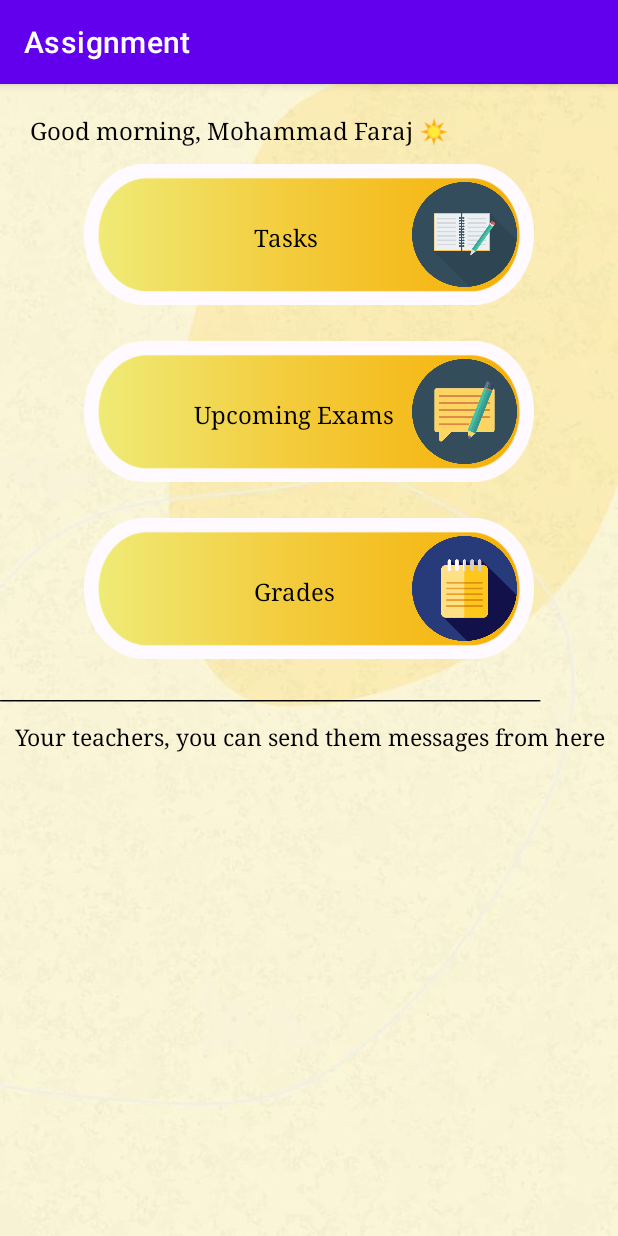
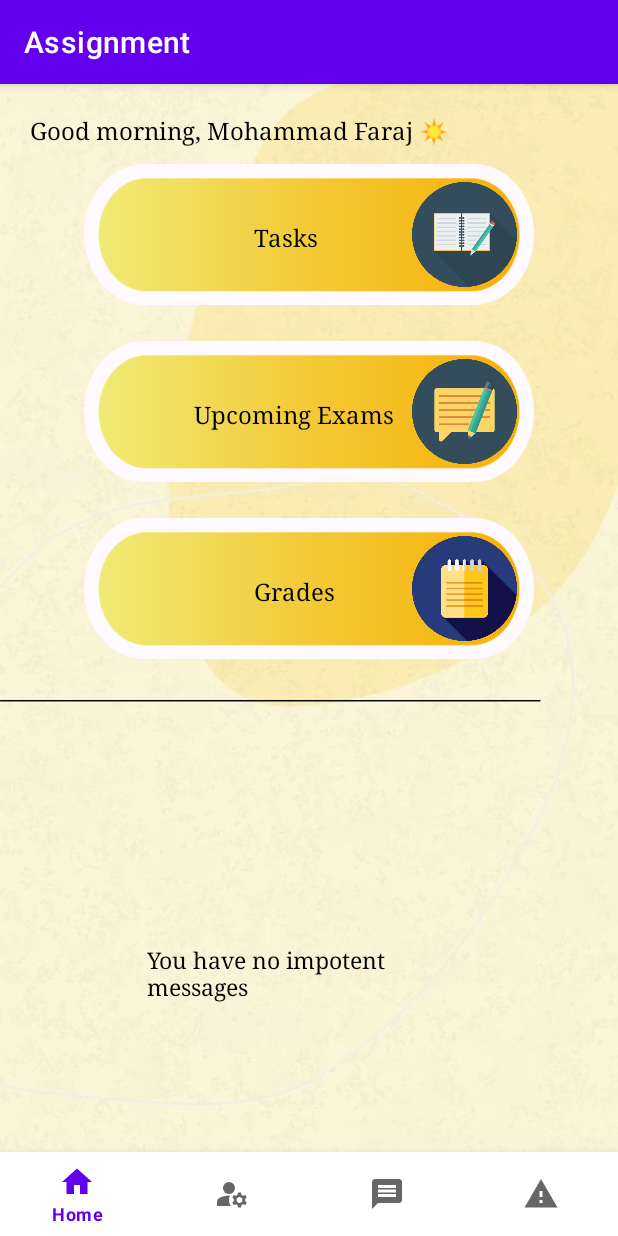
Before and after one commit to MohammadF2/assignmentFix, an Android app: the screen it shows after launch (MainActivity), on a phone screen of 412 x 824 dp. Run offline under Robolectric (Android 15) with nearby library versions, the phone set to English and light mode, and no system bars.

Commit message:
Updated the Buttons Added Bottom menu Made a section for Announcements Fixed the font

```diff
--- a/app/build.gradle
+++ b/app/build.gradle
@@ -36,4 +36,5 @@ dependencies {
     testImplementation 'junit:junit:4.13.2'
     androidTestImplementation 'androidx.test.ext:junit:1.1.5'
     androidTestImplementation 'androidx.test.espresso:espresso-core:3.5.1'
+
 }
--- a/app/src/main/java/xyz/mohammadf/assignmentfix/MainActivity.java
+++ b/app/src/main/java/xyz/mohammadf/assignmentfix/MainActivity.java
@@ -6,6 +6,7 @@ import androidx.appcompat.app.AppCompatActivity;
 import android.content.Context;
 import android.content.DialogInterface;
 import android.os.Bundle;
+import android.view.MenuItem;
 import android.view.View;
 import android.widget.TextView;
 
@@ -37,25 +38,6 @@ public class MainActivity extends AppCompatActivity {
         System.out.println("test");
         super.onCreate(savedInstanceState);
         setContentView(R.layout.activity_main);
-    }
-
-    public void billClick(View view) {
-
-        AlertDialog.Builder builder1 = new AlertDialog.Builder(this);
-        builder1.setMessage("Will be added next update.");
-        builder1.setCancelable(true);
-
-        builder1.setPositiveButton(
-                "OK",
-                new DialogInterface.OnClickListener() {
-                    public void onClick(DialogInterface dialog, int id) {
-                        dialog.cancel();
-                    }
-                });
-
-        AlertDialog alert11 = builder1.create();
-        alert11.show();
-
     }
 
     public void taskClick(View view) {
@@ -116,4 +98,6 @@ public class MainActivity extends AppCompatActivity {
 
     }
 
+    public void taskClick(MenuItem item) {
+    }
 }
--- /dev/null
+++ b/app/src/main/res/drawable/baseline_home_24.xml
@@ -0,0 +1,5 @@
+<vector android:height="24dp" android:tint="#000000"
+    android:viewportHeight="24" android:viewportWidth="24"
+    android:width="24dp" xmlns:android="http://schemas.android.com/apk/res/android">
+    <path android:fillColor="@android:color/white" android:pathData="M10,20v-6h4v6h5v-8h3L12,3 2,12h3v8z"/>
+</vector>
--- /dev/null
+++ b/app/src/main/res/drawable/baseline_manage_accounts_24.xml
@@ -0,0 +1,7 @@
+<vector android:height="24dp" android:tint="#000000"
+    android:viewportHeight="24" android:viewportWidth="24"
+    android:width="24dp" xmlns:android="http://schemas.android.com/apk/res/android">
+    <path android:fillColor="@android:color/white" android:pathData="M10,8m-4,0a4,4 0,1 1,8 0a4,4 0,1 1,-8 0"/>
+    <path android:fillColor="@android:color/white" android:pathData="M10.67,13.02C10.45,13.01 10.23,13 10,13c-2.42,0 -4.68,0.67 -6.61,1.82C2.51,15.34 2,16.32 2,17.35V20h9.26C10.47,18.87 10,17.49 10,16C10,14.93 10.25,13.93 10.67,13.02z"/>
+    <path android:fillColor="@android:color/white" android:pathData="M20.75,16c0,-0.22 -0.03,-0.42 -0.06,-0.63l1.14,-1.01l-1,-1.73l-1.45,0.49c-0.32,-0.27 -0.68,-0.48 -1.08,-0.63L18,11h-2l-0.3,1.49c-0.4,0.15 -0.76,0.36 -1.08,0.63l-1.45,-0.49l-1,1.73l1.14,1.01c-0.03,0.21 -0.06,0.41 -0.06,0.63s0.03,0.42 0.06,0.63l-1.14,1.01l1,1.73l1.45,-0.49c0.32,0.27 0.68,0.48 1.08,0.63L16,21h2l0.3,-1.49c0.4,-0.15 0.76,-0.36 1.08,-0.63l1.45,0.49l1,-1.73l-1.14,-1.01C20.72,16.42 20.75,16.22 20.75,16zM17,18c-1.1,0 -2,-0.9 -2,-2s0.9,-2 2,-2s2,0.9 2,2S18.1,18 17,18z"/>
+</vector>
--- /dev/null
+++ b/app/src/main/res/drawable/baseline_message_24.xml
@@ -0,0 +1,5 @@
+<vector android:autoMirrored="true" android:height="24dp"
+    android:tint="#000000" android:viewportHeight="24"
+    android:viewportWidth="24" android:width="24dp" xmlns:android="http://schemas.android.com/apk/res/android">
+    <path android:fillColor="@android:color/white" android:pathData="M20,2L4,2c-1.1,0 -1.99,0.9 -1.99,2L2,22l4,-4h14c1.1,0 2,-0.9 2,-2L22,4c0,-1.1 -0.9,-2 -2,-2zM18,14L6,14v-2h12v2zM18,11L6,11L6,9h12v2zM18,8L6,8L6,6h12v2z"/>
+</vector>
--- /dev/null
+++ b/app/src/main/res/drawable/baseline_report_problem_24.xml
@@ -0,0 +1,5 @@
+<vector android:height="24dp" android:tint="#000000"
+    android:viewportHeight="24" android:viewportWidth="24"
+    android:width="24dp" xmlns:android="http://schemas.android.com/apk/res/android">
+    <path android:fillColor="@android:color/white" android:pathData="M1,21h22L12,2 1,21zM13,18h-2v-2h2v2zM13,14h-2v-4h2v4z"/>
+</vector>
--- a/app/src/main/res/layout/activity_main.xml
+++ b/app/src/main/res/layout/activity_main.xml
@@ -1,13 +1,22 @@
 <?xml version="1.0" encoding="utf-8"?>
-<LinearLayout xmlns:android="http://schemas.android.com/apk/res/android"
+<RelativeLayout xmlns:android="http://schemas.android.com/apk/res/android"
     xmlns:app="http://schemas.android.com/apk/res-auto"
     xmlns:tools="http://schemas.android.com/tools"
     android:layout_width="match_parent"
     android:layout_height="wrap_content"
     android:layout_gravity="center"
     android:background="@drawable/newback_1"
+    android:layout_centerHorizontal="true"
+    android:layout_centerVertical="true"
     android:orientation="vertical"
     tools:context=".MainActivity">
+
+
+    <LinearLayout
+        android:layout_width="match_parent"
+        android:layout_height="wrap_content"
+        android:layout_gravity="center"
+        android:orientation="vertical">
 
 
         <LinearLayout
@@ -74,8 +83,8 @@
                 style="@style/Main"
                 android:layout_width="300dp"
                 android:layout_height="118dp"
+                android:contentDescription="@string/firstimagediscription"
                 android:onClick="examClick"
-            android:contentDescription="@string/firstimagediscription"
                 android:src="@drawable/quiz_1" />
 
             <ImageView
@@ -111,8 +120,8 @@
                 style="@style/Main"
                 android:layout_width="300dp"
                 android:layout_height="118dp"
+                android:contentDescription="@string/firstimagediscription"
                 android:onClick="gradesClick"
-            android:contentDescription="@string/firstimagediscription"
                 android:src="@drawable/calender_1" />
 
             <ImageView
@@ -139,17 +148,27 @@
 
         <TextView
             android:layout_width="match_parent"
-        android:layout_height="match_parent"
+            android:layout_height="wrap_content"
             android:text="@string/line"
             android:textColor="@color/black" />
 
-    <FrameLayout
-        android:layout_width="match_parent"
-        android:layout_height="match_parent">
+    </LinearLayout>
+
+    <LinearLayout
+        android:layout_width="wrap_content"
+        android:layout_height="wrap_content"
+        android:layout_above="@+id/menuBar"
+        android:layout_alignParentStart="true"
+        android:layout_alignParentEnd="true"
+        android:layout_marginStart="88dp"
+        android:layout_marginEnd="87dp"
+        android:layout_marginBottom="100dp"
+        android:gravity="center"
+        android:orientation="vertical">
 
         <TextView
             android:layout_width="match_parent"
-            android:layout_height="match_parent"
+            android:layout_height="wrap_content"
             android:fontFamily="serif"
             android:paddingLeft="10dp"
             android:paddingTop="10dp"
@@ -158,6 +177,16 @@
             android:textSize="15dp" />
 
 
-        </FrameLayout>
+    </LinearLayout>
 
-</LinearLayout>
+
+    <com.google.android.material.bottomnavigation.BottomNavigationView
+        android:layout_width="match_parent"
+        android:layout_height="wrap_content"
+        android:id="@+id/menuBar"
+        android:layout_alignParentBottom="true"
+        app:menu="@menu/nav_menu"
+
+        />
+
+</RelativeLayout>
--- /dev/null
+++ b/app/src/main/res/menu/nav_menu.xml
@@ -0,0 +1,30 @@
+<?xml version="1.0" encoding="utf-8"?>
+<menu xmlns:android="http://schemas.android.com/apk/res/android">
+
+
+    <item
+        android:onClick="taskClick"
+        android:icon="@drawable/baseline_home_24"
+        android:title="Home"
+        />
+
+
+    <item
+        android:onClick="taskClick"
+        android:icon="@drawable/baseline_manage_accounts_24"
+        android:title="Account"
+        />
+
+    <item
+        android:onClick="taskClick"
+        android:icon="@drawable/baseline_message_24"
+        android:title="Message"
+        />
+
+    <item
+        android:onClick="taskClick"
+        android:icon="@drawable/baseline_report_problem_24"
+        android:title="Report"
+        />
+
+</menu>
--- a/app/src/main/res/values/strings.xml
+++ b/app/src/main/res/values/strings.xml
@@ -6,5 +6,5 @@
     <string name="click_on_the_icon2">Upcoming Exams</string>
     <string name="click_on_the_icon3">Grades</string>
     <string name="line">____________________________________________________________</string>
-    <string name="Bottom_message">Your teachers, you can send them messages from here</string>
+    <string name="Bottom_message">                    You have no impotent messages </string>
 </resources>
```
Lines whose indentation alone changed are shown as unchanged.
